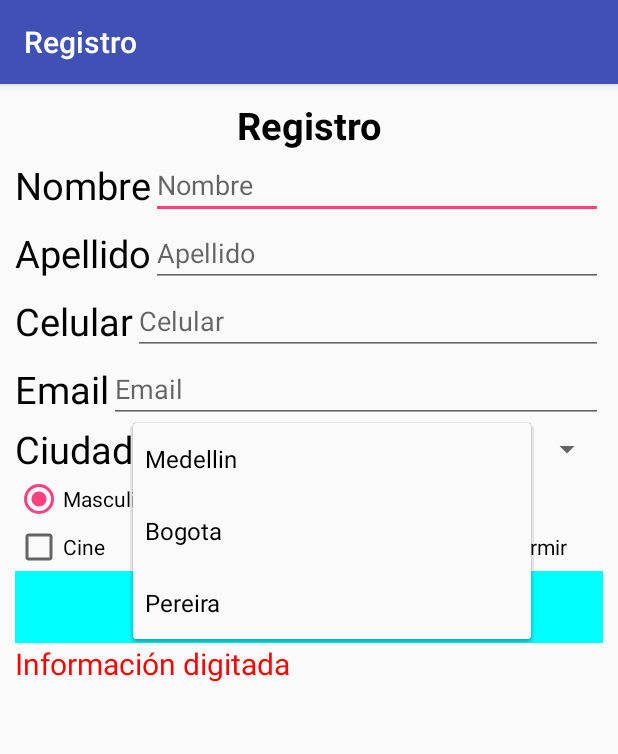
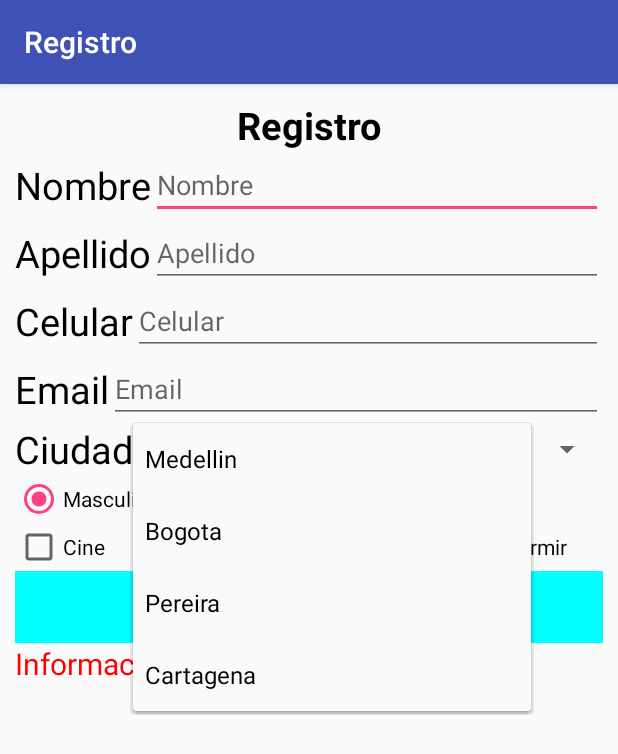
Before and after one commit to edwincubillos24/Sesion1Interfaces, an Android app: the screen it shows after launch (MainActivity), after a tap on "Medellin", on a phone screen of 412 x 824 dp. Shown: the top 754 px of the screen. Run offline under Robolectric (Android 15) with nearby library versions, the phone set to English and light mode, and no system bars.

Commit message:
Actualización de strings.xml

```diff
--- a/app/src/main/res/values/strings.xml
+++ b/app/src/main/res/values/strings.xml
@@ -19,5 +19,6 @@
         <item>Medellin</item>
         <item>Bogota</item>
         <item>Pereira</item>
+        <item>Cartagena</item>
     </string-array>
 </resources>
```
